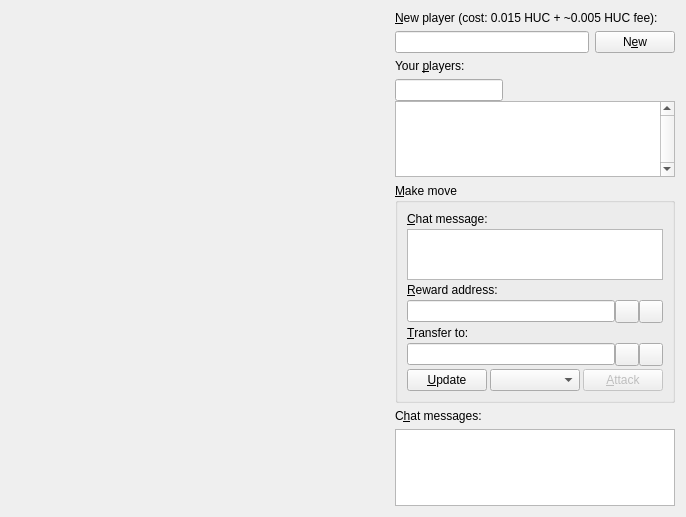
This is src/qt/forms/managenamespage.ui in chronokings/huntercoin as Qt 5 draws it before an edit. The edited form follows.
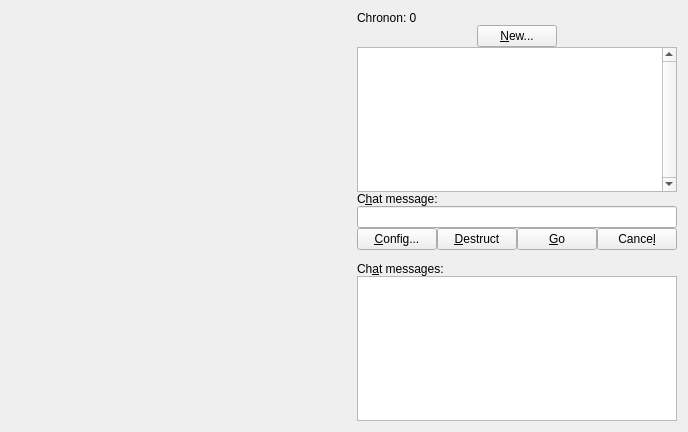
This is the edited form. Icons and pictures are not drawn. Custom widgets are drawn as their Qt base class.

Diff of the .ui file:
```diff
--- a/src/qt/forms/managenamespage.ui
+++ b/src/qt/forms/managenamespage.ui
@@ -1,21 +1,15 @@
 <?xml version="1.0" encoding="UTF-8"?>
 <ui version="4.0">
  <class>ManageNamesPage</class>
- <widget class="QDialog" name="ManageNamesPage">
+ <widget class="QWidget" name="ManageNamesPage">
   <property name="geometry">
    <rect>
     <x>0</x>
     <y>0</y>
-    <width>686</width>
-    <height>517</height>
+    <width>688</width>
+    <height>432</height>
    </rect>
   </property>
-  <property name="sizePolicy">
-   <sizepolicy hsizetype="Preferred" vsizetype="Preferred">
-    <horstretch>0</horstretch>
-    <verstretch>0</verstretch>
-   </sizepolicy>
-  </property>
   <property name="windowTitle">
    <string>Game</string>
   </property>
@@ -31,102 +25,25 @@
     </layout>
    </item>
    <item>
-    <layout class="QVBoxLayout" name="verticalLayout_4">
-     <property name="sizeConstraint">
-      <enum>QLayout::SetMinimumSize</enum>
+    <layout class="QVBoxLayout" name="verticalLayout" stretch="0,0,1,0,0,0,0,0,1">
+     <property name="spacing">
+      <number>0</number>
      </property>
      <item>
-      <widget class="QLabel" name="label_4">
-       <property name="sizePolicy">
-        <sizepolicy hsizetype="Preferred" vsizetype="Maximum">
-         <horstretch>0</horstretch>
-         <verstretch>0</verstretch>
-        </sizepolicy>
-       </property>
-       <property name="text">
-        <string>&amp;New player (cost: 0.015 HUC + ~0.005 HUC fee):</string>
-       </property>
-       <property name="alignment">
-        <set>Qt::AlignLeading|Qt::AlignLeft|Qt::AlignVCenter</set>
-       </property>
-       <property name="buddy">
-        <cstring>registerName</cstring>
-       </property>
-      </widget>
-     </item>
-     <item>
-      <layout class="QHBoxLayout" name="horizontalLayout_3">
-       <item>
-        <widget class="QValidatedLineEdit" name="registerName">
+      <widget class="QLabel" name="chrononLabel">
          <property name="toolTip">
           <string>Enter the name that will be assigned to new player</string>
          </property>
          <property name="text">
-          <string notr="true"/>
+        <string notr="true">Chronon: 0</string>
          </property>
         </widget>
        </item>
        <item>
-        <widget class="QPushButton" name="submitNameButton">
-         <property name="sizePolicy">
-          <sizepolicy hsizetype="Fixed" vsizetype="Fixed">
-           <horstretch>0</horstretch>
-           <verstretch>0</verstretch>
-          </sizepolicy>
-         </property>
-         <property name="toolTip">
-          <string>Confirm the new name action. Sends name_new transaction
-to the network and creates a pending name_firstupdate transaction.</string>
-         </property>
-         <property name="text">
-          <string>N&amp;ew</string>
-         </property>
-         <property name="icon">
-          <iconset resource="../bitcoin.qrc">
-           <normaloff>:/icons/send</normaloff>:/icons/send</iconset>
-         </property>
-         <property name="default">
-          <bool>true</bool>
-         </property>
-        </widget>
-       </item>
-      </layout>
-     </item>
+      <layout class="QHBoxLayout" name="horizontalLayoutTop">
      <item>
-      <widget class="QLabel" name="label_5">
+        <widget class="QPushButton" name="newButton">
        <property name="sizePolicy">
-        <sizepolicy hsizetype="Preferred" vsizetype="Maximum">
-         <horstretch>0</horstretch>
-         <verstretch>0</verstretch>
-        </sizepolicy>
-       </property>
-       <property name="text">
-        <string>Your &amp;players:</string>
-       </property>
-       <property name="alignment">
-        <set>Qt::AlignLeading|Qt::AlignLeft|Qt::AlignVCenter</set>
-       </property>
-       <property name="buddy">
-        <cstring>tableView</cstring>
-       </property>
-      </widget>
-     </item>
-     <item>
-      <layout class="QVBoxLayout" name="verticalLayout">
-       <property name="spacing">
-        <number>0</number>
-       </property>
-       <property name="bottomMargin">
-        <number>0</number>
-       </property>
-       <item>
-        <layout class="QHBoxLayout" name="horizontalLayout_2">
-         <property name="spacing">
-          <number>0</number>
-         </property>
-         <item alignment="Qt::AlignLeft">
-          <widget class="QValidatedLineEdit" name="nameFilter">
-           <property name="sizePolicy">
             <sizepolicy hsizetype="Fixed" vsizetype="Fixed">
              <horstretch>0</horstretch>
              <verstretch>0</verstretch>
@@ -136,23 +53,10 @@
             <string>Enter part of name to search for</string>
            </property>
            <property name="text">
-            <string notr="true"/>
+          <string>&amp;New...</string>
            </property>
           </widget>
          </item>
-         <item>
-          <spacer name="horizontalSpacer_Status">
-           <property name="orientation">
-            <enum>Qt::Horizontal</enum>
-           </property>
-           <property name="sizeHint" stdset="0">
-            <size>
-             <width>0</width>
-             <height>0</height>
-            </size>
-           </property>
-          </spacer>
-         </item>
         </layout>
        </item>
        <item>
@@ -166,12 +70,9 @@
          <property name="maximumSize">
           <size>
            <width>16777215</width>
-           <height>16777215</height>
-          </size>
-         </property>
-         <property name="contextMenuPolicy">
-          <enum>Qt::CustomContextMenu</enum>
-         </property>
+         <height>500</height>
+        </size>
+       </property>
          <property name="toolTip">
           <string>Select player to make move.
 Double-click pending name to configure.</string>
@@ -188,31 +89,11 @@
          <property name="selectionBehavior">
           <enum>QAbstractItemView::SelectRows</enum>
          </property>
-         <property name="sortingEnabled">
-          <bool>true</bool>
-         </property>
          <attribute name="verticalHeaderVisible">
           <bool>false</bool>
          </attribute>
         </widget>
        </item>
-      </layout>
-     </item>
-     <item>
-      <widget class="QGroupBox" name="groupBoxMove">
-       <property name="minimumSize">
-        <size>
-         <width>0</width>
-         <height>220</height>
-        </size>
-       </property>
-       <property name="title">
-        <string>&amp;Make move</string>
-       </property>
-       <layout class="QVBoxLayout" name="verticalLayout_2">
-        <property name="spacing">
-         <number>3</number>
-        </property>
         <item>
          <widget class="QLabel" name="label_8">
           <property name="sizePolicy">
@@ -222,7 +103,7 @@
            </sizepolicy>
           </property>
           <property name="text">
-           <string>&amp;Chat message:</string>
+        <string>C&amp;hat message:</string>
           </property>
           <property name="alignment">
            <set>Qt::AlignLeading|Qt::AlignLeft|Qt::AlignVCenter</set>
@@ -233,118 +114,26 @@
          </widget>
         </item>
         <item>
-         <widget class="QPlainTextEdit" name="messageEdit">
-          <property name="sizePolicy">
-           <sizepolicy hsizetype="Expanding" vsizetype="MinimumExpanding">
-            <horstretch>0</horstretch>
-            <verstretch>0</verstretch>
-           </sizepolicy>
-          </property>
-          <property name="minimumSize">
-           <size>
-            <width>0</width>
-            <height>20</height>
-           </size>
-          </property>
-          <property name="maximumSize">
-           <size>
-            <width>16777215</width>
-            <height>100</height>
-           </size>
-          </property>
-         </widget>
-        </item>
-        <item>
-         <widget class="QLabel" name="label">
-          <property name="text">
-           <string>&amp;Reward address:</string>
-          </property>
-          <property name="buddy">
-           <cstring>rewardAddr</cstring>
-          </property>
-         </widget>
-        </item>
-        <item>
-         <layout class="QHBoxLayout" name="rewardAddrLayout">
-          <property name="spacing">
-           <number>0</number>
-          </property>
-          <property name="sizeConstraint">
-           <enum>QLayout::SetDefaultConstraint</enum>
-          </property>
-          <item>
-           <widget class="QValidatedLineEdit" name="rewardAddr">
-            <property name="toolTip">
-             <string>The Huntercoin address to transfer
-the domain to, e.g.
-CJt898fvQDvjw1SBKqxCCd9hpZd4u1Qsn5
-
-Leave empty, if not needed.</string>
-            </property>
-            <property name="text">
-             <string notr="true"/>
-            </property>
+      <widget class="QLineEdit" name="messageEdit">
             <property name="maxLength">
              <number>34</number>
             </property>
            </widget>
           </item>
           <item>
-           <widget class="QToolButton" name="addressBookButton">
-            <property name="toolTip">
-             <string>Choose address from address book</string>
-            </property>
-            <property name="text">
-             <string/>
-            </property>
-            <property name="icon">
-             <iconset resource="../bitcoin.qrc">
-              <normaloff>:/icons/address-book</normaloff>:/icons/address-book</iconset>
-            </property>
-            <property name="shortcut">
-             <string>Alt+A</string>
-            </property>
-           </widget>
-          </item>
+      <layout class="QHBoxLayout" name="horizontalLayout_2">
           <item>
-           <widget class="QToolButton" name="pasteButton">
+        <widget class="QPushButton" name="configButton">
             <property name="toolTip">
              <string>Paste address from clipboard</string>
             </property>
             <property name="text">
-             <string/>
-            </property>
-            <property name="icon">
-             <iconset resource="../bitcoin.qrc">
-              <normaloff>:/icons/editpaste</normaloff>:/icons/editpaste</iconset>
-            </property>
-            <property name="shortcut">
-             <string>Alt+P</string>
-            </property>
-           </widget>
-          </item>
-         </layout>
-        </item>
+          <string>&amp;Config...</string>
+         </property>
+        </widget>
+       </item>
         <item>
-         <widget class="QLabel" name="label_2">
-          <property name="text">
-           <string>&amp;Transfer to:</string>
-          </property>
-          <property name="buddy">
-           <cstring>transferTo</cstring>
-          </property>
-         </widget>
-        </item>
-        <item>
-         <layout class="QHBoxLayout" name="transferToLayout">
-          <property name="spacing">
-           <number>0</number>
-          </property>
-          <property name="sizeConstraint">
-           <enum>QLayout::SetDefaultConstraint</enum>
-          </property>
-          <item>
-           <widget class="QValidatedLineEdit" name="transferTo">
+        <widget class="QPushButton" name="destructButton">
             <property name="toolTip">
              <string>The Huntercoin address to transfer
 the domain to, e.g.
@@ -353,20 +142,17 @@
 Leave empty, if not needed.</string>
             </property>
             <property name="text">
-             <string notr="true"/>
-            </property>
-            <property name="maxLength">
-             <number>34</number>
-            </property>
+          <string>&amp;Destruct</string>
+         </property>
            </widget>
           </item>
           <item>
-           <widget class="QToolButton" name="addressBookButton_2">
+        <widget class="QPushButton" name="goButton">
             <property name="toolTip">
              <string>Choose address from address book</string>
             </property>
             <property name="text">
-             <string/>
+          <string>&amp;Go</string>
             </property>
             <property name="icon">
              <iconset resource="../bitcoin.qrc">
@@ -378,12 +164,12 @@
            </widget>
           </item>
           <item>
-           <widget class="QToolButton" name="pasteButton_2">
+        <widget class="QPushButton" name="cancelButton">
             <property name="toolTip">
              <string>Paste address from clipboard</string>
             </property>
             <property name="text">
-             <string/>
+          <string>Cance&amp;l</string>
             </property>
             <property name="icon">
              <iconset resource="../bitcoin.qrc">
@@ -397,65 +183,20 @@
          </layout>
         </item>
         <item>
-         <layout class="QHBoxLayout" name="horizontalLayout_4">
-          <item>
-           <widget class="QPushButton" name="updateButton">
-            <property name="sizePolicy">
-             <sizepolicy hsizetype="Fixed" vsizetype="Fixed">
-              <horstretch>0</horstretch>
-              <verstretch>0</verstretch>
-             </sizepolicy>
-            </property>
-            <property name="toolTip">
-             <string>Click this button to send chat message, reward address, transfer without making a move.
-
-Click on the map to make move, in this case these 3 fields will also be sent.</string>
-            </property>
-            <property name="text">
-             <string>&amp;Update</string>
-            </property>
-            <property name="icon">
-             <iconset resource="../bitcoin.qrc">
-              <normaloff>:/icons/send</normaloff>:/icons/send</iconset>
-            </property>
-            <property name="default">
-             <bool>true</bool>
-            </property>
-           </widget>
-          </item>
-          <item>
-           <widget class="QComboBox" name="comboBoxAttack"/>
-          </item>
-          <item>
-           <widget class="QPushButton" name="attackButton">
-            <property name="enabled">
-             <bool>false</bool>
-            </property>
-            <property name="sizePolicy">
-             <sizepolicy hsizetype="Fixed" vsizetype="Fixed">
-              <horstretch>0</horstretch>
-              <verstretch>0</verstretch>
-             </sizepolicy>
-            </property>
-            <property name="toolTip">
-             <string>Select player to attack in the drop down list to the left.</string>
-            </property>
-            <property name="text">
-             <string>&amp;Attack</string>
-            </property>
-            <property name="icon">
-             <iconset resource="../bitcoin.qrc">
-              <normaloff>:/icons/send</normaloff>:/icons/send</iconset>
-            </property>
-            <property name="default">
-             <bool>true</bool>
-            </property>
-           </widget>
-          </item>
-         </layout>
-        </item>
-       </layout>
-      </widget>
+      <spacer name="verticalSpacer">
+       <property name="orientation">
+        <enum>Qt::Vertical</enum>
+       </property>
+       <property name="sizeType">
+        <enum>QSizePolicy::Maximum</enum>
+       </property>
+       <property name="sizeHint" stdset="0">
+        <size>
+         <width>20</width>
+         <height>12</height>
+        </size>
+       </property>
+      </spacer>
      </item>
      <item>
       <widget class="QLabel" name="label_7">
@@ -466,7 +207,7 @@
         </sizepolicy>
        </property>
        <property name="text">
-        <string>C&amp;hat messages:</string>
+        <string>Ch&amp;at messages:</string>
        </property>
        <property name="alignment">
         <set>Qt::AlignLeading|Qt::AlignLeft|Qt::AlignVCenter</set>
@@ -478,6 +219,12 @@
      </item>
      <item>
       <widget class="QTextEdit" name="textChat">
+       <property name="sizePolicy">
+        <sizepolicy hsizetype="Expanding" vsizetype="Expanding">
+         <horstretch>0</horstretch>
+         <verstretch>0</verstretch>
+        </sizepolicy>
+       </property>
        <property name="statusTip">
         <string>Chat window shows messages from up to 5 last blocks. Blocks are separated with horizontal lines.</string>
        </property>
@@ -487,26 +234,12 @@
        <property name="readOnly">
         <bool>true</bool>
        </property>
-       <property name="html">
-        <string notr="true">&lt;!DOCTYPE HTML PUBLIC &quot;-//W3C//DTD HTML 4.0//EN&quot; &quot;http://www.w3.org/TR/REC-html40/strict.dtd&quot;&gt;
-&lt;html&gt;&lt;head&gt;&lt;meta name=&quot;qrichtext&quot; content=&quot;1&quot; /&gt;&lt;style type=&quot;text/css&quot;&gt;
-p, li { white-space: pre-wrap; }
-&lt;/style&gt;&lt;/head&gt;&lt;body style=&quot; font-family:'MS Shell Dlg 2'; font-size:8.25pt; font-weight:400; font-style:normal;&quot;&gt;
-&lt;p style=&quot;-qt-paragraph-type:empty; margin-top:0px; margin-bottom:0px; margin-left:0px; margin-right:0px; -qt-block-indent:0; text-indent:0px; font-size:8pt;&quot;&gt;&lt;br /&gt;&lt;/p&gt;&lt;/body&gt;&lt;/html&gt;</string>
-       </property>
       </widget>
      </item>
     </layout>
    </item>
   </layout>
  </widget>
- <customwidgets>
-  <customwidget>
-   <class>QValidatedLineEdit</class>
-   <extends>QLineEdit</extends>
-   <header>../../src/qt/qvalidatedlineedit.h</header>
-  </customwidget>
- </customwidgets>
  <resources>
   <include location="../bitcoin.qrc"/>
  </resources>
```
Left out of the diff: 42 changed lines with no effect on the pictures. Lines whose indentation alone changed are shown as unchanged.
